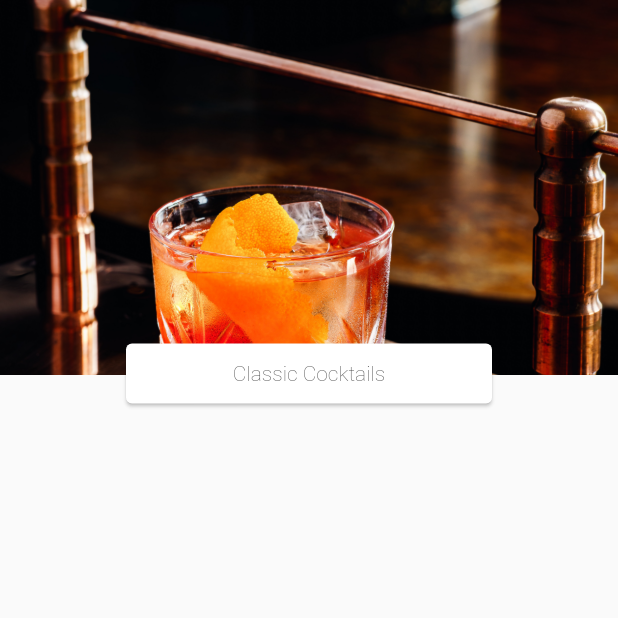
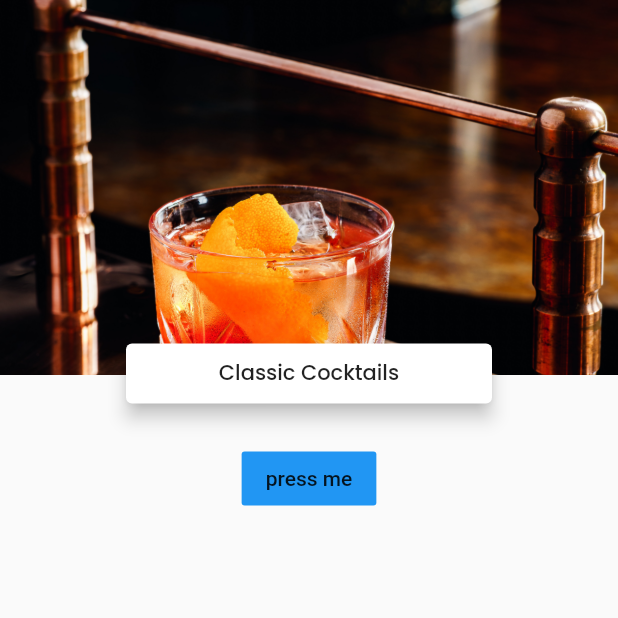
Before and after one commit to JohnnyNguyen01/bartendingBibleFlutter, a Flutter app: the ClassicsScreen screen opened by its route, on a phone screen of 412 x 824 dp, the top half of it. Run offline on Flutter 3.47's test engine with Material 2 defaults, Android fonts, the phone set to English and light mode, and no system bars; our stand-ins replace google_fonts.

```diff
--- a/lib/Components/home_page_button.dart
+++ b/lib/Components/home_page_button.dart
@@ -1,13 +1,12 @@
 import 'package:flutter/material.dart';
-import 'package:google_fonts/google_fonts.dart';
+import 'package:bartender_bible/Util/styles.dart';
 
 class HomePageButton extends StatelessWidget {
   final String title;
   final ImageProvider image;
   final Function onTapFunction;
 
-  final TextStyle showAllBtnStyle =
-      GoogleFonts.montserrat(textStyle: TextStyle(color: Colors.orange));
+
 
   HomePageButton({this.title, this.image, this.onTapFunction});
 
--- /dev/null
+++ b/lib/Services/cocktaildb_api.dart
@@ -0,0 +1,18 @@
+import 'package:bartender_bible/Services/networking.dart';
+
+
+const apiKey = '1';
+const apiURL = 'https://www.thecocktaildb.com/api/json/v1/$apiKey';
+
+class CocktailDbAPI{
+  //NetworkHelper networkHelper = NetworkHelper(url);
+  //https://www.thecocktaildb.com/api/json/v1/1/search.php?s=margarita
+
+  //get cocktail list by name specified by user
+  Future <dynamic> getByName({String name}) async{
+    NetworkHelper networkHelper = NetworkHelper('$apiURL/search.php?s=$name');
+    var listByName = await networkHelper.getData();
+    return listByName;
+  }
+
+}
--- /dev/null
+++ b/lib/Services/networking.dart
@@ -0,0 +1,24 @@
+import 'package:http/http.dart' as http;
+import 'dart:convert';
+
+class NetworkHelper{
+  final String url;
+
+  NetworkHelper(this.url);
+
+  Future getData() async{
+    http.Response response = await http.get(url);
+
+
+    if(response.statusCode == 200)
+      try{
+        var decodedData = jsonDecode(response.body);
+        return decodedData;
+      } catch(e){
+        print(e);
+      }
+
+
+  }
+
+}
--- /dev/null
+++ b/lib/Util/styles.dart
@@ -0,0 +1,7 @@
+import 'package:flutter/material.dart';
+import 'package:google_fonts/google_fonts.dart';
+
+final TextStyle kCardHeading =
+    GoogleFonts.poppins(textStyle: TextStyle(fontWeight: FontWeight.w500));
+final TextStyle showAllBtnStyle =
+    GoogleFonts.poppins(textStyle: TextStyle(color: Colors.orange));
--- a/lib/screens/classic_cocktails_screen.dart
+++ b/lib/screens/classic_cocktails_screen.dart
@@ -1,5 +1,6 @@
 import 'package:flutter/material.dart';
-import 'package:bartender_bible/styles.dart';
+import 'package:bartender_bible/Util/styles.dart';
+import 'package:bartender_bible/Services/cocktaildb_api.dart';
 
 class ClassicsScreen extends StatefulWidget {
   @override
@@ -31,16 +32,30 @@ class _ClassicsScreenState extends State<ClassicsScreen> {
                 right: 80,
                 bottom: -23,
                 child: Card(
+                  elevation: 5.0,
                   child: Container(
                     height: 40,
                     child: Center(
-                      child: Text('Classic Cocktails', style: kCardHeading,),
+                      child: Text(
+                        'Classic Cocktails',
+                        style: kCardHeading,
+                      ),
                     ),
                   ),
                 ),
-              )
+              ),
+              //ListView.builder(itemBuilder: null),
             ],
           ),
+          SizedBox(height: 45.0),
+          FlatButton(
+              color: Colors.blue,
+              onPressed: () async {
+                CocktailDbAPI cdb = CocktailDbAPI();
+                var result = await cdb.getByName(name: 'margarita');
+                print(result);
+              },
+              child: Text('press me'))
         ],
       ),
     );
--- a/lib/styles.dart
+++ /dev/null
@@ -1,4 +0,0 @@
-import 'package:flutter/material.dart';
-import 'package:google_fonts/google_fonts.dart';
-
-final TextStyle kCardHeading = GoogleFonts.balooChettan(textStyle: TextStyle(fontWeight: FontWeight.w100));
```
